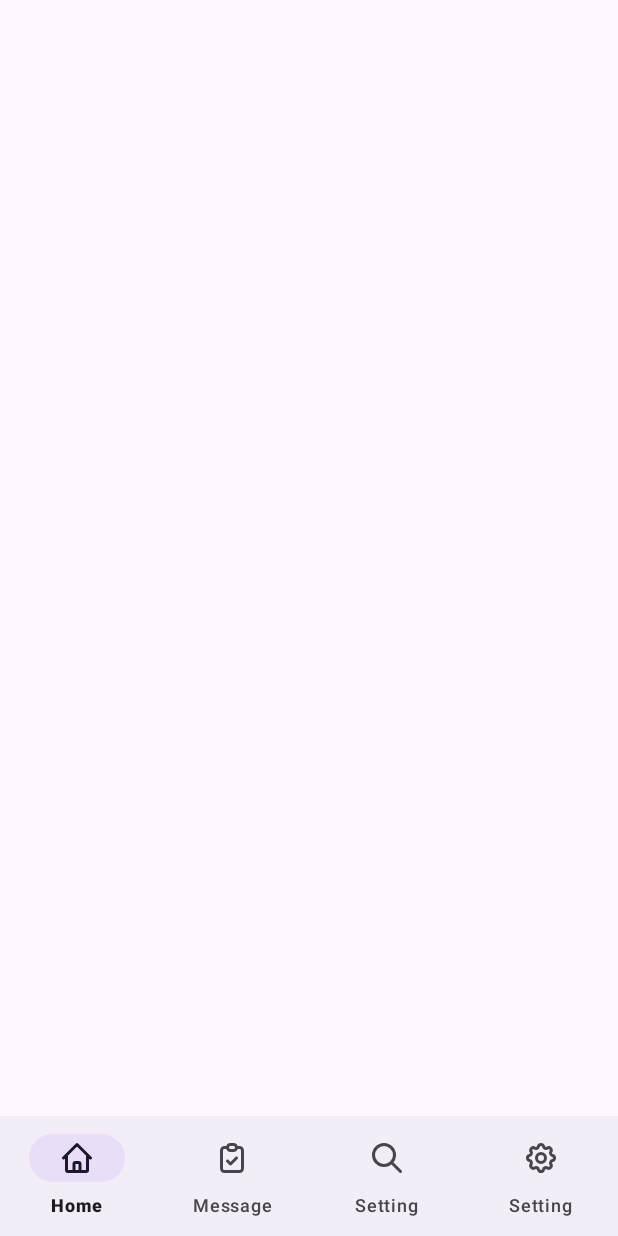
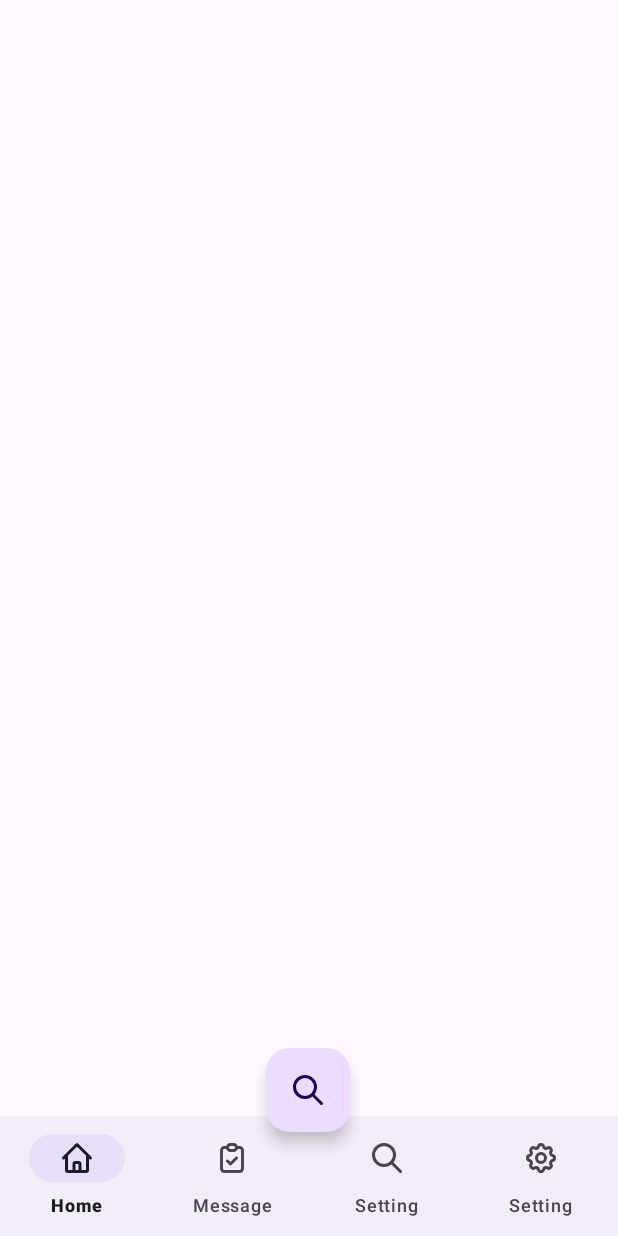
Before and after one commit to mukeshkumar7470/OurTask, an Android app: the layout activity_main.xml on its own in the app's theme, with its tools: preview values and no code run, on a phone screen of 412 x 824 dp. Run offline under Robolectric (Android 15) with nearby library versions, the phone set to English and light mode, and no system bars.

Commit message:
add feb button in ui

```diff
--- a/app/src/main/res/layout/activity_main.xml
+++ b/app/src/main/res/layout/activity_main.xml
@@ -3,12 +3,13 @@
     xmlns:app="http://schemas.android.com/apk/res-auto"
     xmlns:tools="http://schemas.android.com/tools">
 
-    <androidx.constraintlayout.widget.ConstraintLayout
+    <androidx.coordinatorlayout.widget.CoordinatorLayout
         android:layout_width="match_parent"
         android:layout_height="match_parent"
         tools:context=".MainActivity">
-
-
+       <androidx.constraintlayout.widget.ConstraintLayout
+           android:layout_width="match_parent"
+           android:layout_height="match_parent">
            <FrameLayout
                android:id="@+id/container"
                android:layout_width="match_parent"
@@ -36,6 +37,20 @@
                app:layout_constraintStart_toStartOf="parent"
                app:menu="@menu/bottom_nav_menu"
                app:labelVisibilityMode="labeled"
-            android:scrollIndicators="left" />
+               android:scrollIndicators="left"  />
+
+           <com.google.android.material.floatingactionbutton.FloatingActionButton
+               android:id="@+id/fabAddNote"
+               android:layout_width="wrap_content"
+               android:layout_height="wrap_content"
+               android:layout_gravity="end"
+               android:src="@drawable/ic_solid_menu_search"
+               app:layout_constraintBottom_toBottomOf="parent"
+               app:layout_constraintEnd_toEndOf="parent"
+               app:layout_constraintHorizontal_bias="0.498"
+               app:layout_constraintStart_toStartOf="parent"
+               app:layout_constraintTop_toTopOf="parent"
+               app:layout_constraintVertical_bias="0.91" />
        </androidx.constraintlayout.widget.ConstraintLayout>
+    </androidx.coordinatorlayout.widget.CoordinatorLayout>
 </layout>
```
Lines whose indentation alone changed are shown as unchanged.
